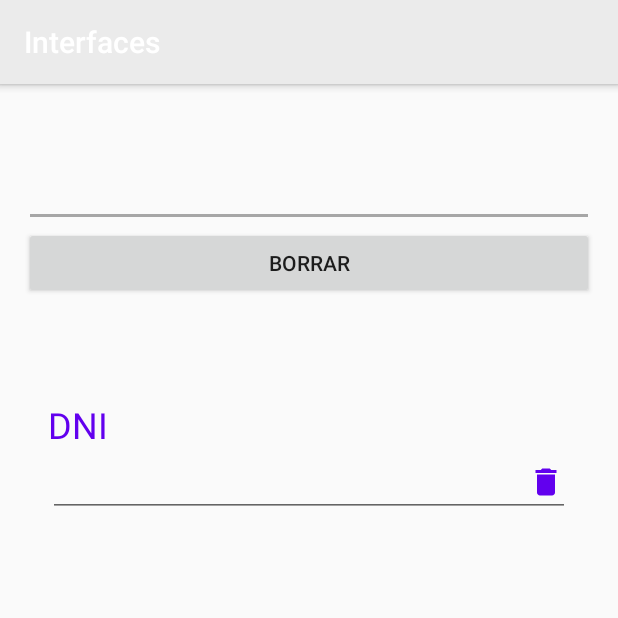
After one commit to ricardomorarey/Interface, an Android app: the Componentes screen opened directly, with no data from a screen before it, on a phone screen of 412 x 824 dp, the top half of it. The commit adds this screen. Run offline under Robolectric (Android 15) with nearby library versions, the light colour scheme and no system bars.

Commit message:
componente

```diff
--- a/app/src/main/AndroidManifest.xml
+++ b/app/src/main/AndroidManifest.xml
@@ -16,7 +16,9 @@
         android:roundIcon="@mipmap/ic_launcher_round"
         android:supportsRtl="true"
         android:theme="@style/AppTheme">
-        <activity android:name=".MisComponentes">
+        <activity android:name=".Componentes">
+            android:label="@string/app_name"
+            android:theme="@style/AppTheme2">
         </activity>
         <activity
             android:name=".ChicaLayout"
--- a/app/src/main/java/com/ricardo/interfaces/ChicaLayout.kt
+++ b/app/src/main/java/com/ricardo/interfaces/ChicaLayout.kt
@@ -16,8 +16,8 @@ class ChicaLayout : AppCompatActivity() {
         setContentView(R.layout.activity_chica_layout)
 
         floatingActionButton.setOnClickListener{ view ->
-            //val intent = Intent (this, MisComponentes::class.java)
-            //startActivity(intent)
+            val intent = Intent (this, Componentes::class.java)
+            startActivity(intent)
         }
 
     }
--- /dev/null
+++ b/app/src/main/java/com/ricardo/interfaces/Componentes.kt
@@ -0,0 +1,12 @@
+package com.ricardo.interfaces
+
+import androidx.appcompat.app.AppCompatActivity
+import android.os.Bundle
+
+class Componentes : AppCompatActivity() {
+
+    override fun onCreate(savedInstanceState: Bundle?) {
+        super.onCreate(savedInstanceState)
+        setContentView(R.layout.activity_componentes)
+    }
+}
--- a/app/src/main/java/com/ricardo/interfaces/MiComponente.kt
+++ b/app/src/main/java/com/ricardo/interfaces/MiComponente.kt
@@ -2,9 +2,11 @@ package com.ricardo.interfaces
 
 import android.content.Context
 import android.util.AttributeSet
-import android.view.View
+import android.widget.RelativeLayout
 
-class MiComponente(context: Context, attr: AttributeSet ): View(context, attr) {
+class MiComponente(context: Context, attrs: AttributeSet) : RelativeLayout(context, attrs){
 
-
+    init {
+        inflate(context, R.layout.email_validator, this)
+    }
 }
--- /dev/null
+++ b/app/src/main/java/com/ricardo/interfaces/MiNomponente2.kt
@@ -0,0 +1,12 @@
+package com.ricardo.interfaces
+
+import android.content.Context
+import android.util.AttributeSet
+import android.widget.LinearLayout
+
+class MiNomponente2 (context: Context, attrs: AttributeSet) : LinearLayout(context, attrs){
+
+    init {
+        inflate(context, R.layout.componente_dni, this)
+    }
+}
--- a/app/src/main/res/layout/activity_chica_layout.xml
+++ b/app/src/main/res/layout/activity_chica_layout.xml
@@ -25,12 +25,16 @@
             android:id="@+id/floatingActionButton"
             android:layout_width="wrap_content"
             android:layout_height="wrap_content"
+            android:layout_marginStart="8dp"
             android:layout_marginTop="8dp"
             android:layout_marginEnd="16dp"
             android:clickable="true"
             app:layout_constraintBottom_toBottomOf="@+id/imageView3"
             app:layout_constraintEnd_toEndOf="parent"
+            app:layout_constraintHorizontal_bias="1.0"
+            app:layout_constraintStart_toStartOf="parent"
             app:layout_constraintTop_toBottomOf="@+id/imageView3"
+            app:layout_constraintVertical_bias="0.593"
             app:srcCompat="@drawable/ic_launcher_inbox_bici_person_circle"
             tools:ignore="MissingConstraints"/>
 
--- /dev/null
+++ b/app/src/main/res/layout/activity_componentes.xml
@@ -0,0 +1,40 @@
+<?xml version="1.0" encoding="utf-8"?>
+<RelativeLayout
+    xmlns:android="http://schemas.android.com/apk/res/android"
+    xmlns:app="http://schemas.android.com/apk/res-auto"
+    xmlns:tools="http://schemas.android.com/tools"
+    android:layout_width="match_parent"
+    android:layout_height="match_parent"
+    tools:context=".Componentes">
+
+    <com.google.android.material.appbar.AppBarLayout
+        android:id="@+id/appbar"
+        android:layout_width="match_parent"
+        android:layout_height="wrap_content"
+        android:theme="@style/AppTheme.AppBarOverlay">
+
+        <androidx.appcompat.widget.Toolbar
+            android:id="@+id/toolbar"
+            android:layout_width="match_parent"
+            android:layout_height="?attr/actionBarSize"
+            android:background="@color/colorPrimaryDark"
+            app:popupTheme="@style/AppTheme.PopupOverlay"/>
+
+    </com.google.android.material.appbar.AppBarLayout>
+
+    <com.ricardo.interfaces.MiComponente
+        android:id="@+id/miComponente"
+        android:layout_width="match_parent"
+        android:layout_height="wrap_content"
+        android:layout_marginTop="70dp"
+        android:padding="16dp"/>
+
+    <com.ricardo.interfaces.MiNomponente2
+        android:id="@+id/miComponente2"
+        android:layout_width="match_parent"
+        android:layout_height="wrap_content"
+        android:layout_below="@+id/miComponente"
+        android:layout_marginTop="19dp"
+        android:padding="16dp"/>
+
+</RelativeLayout>
--- /dev/null
+++ b/app/src/main/res/layout/componente_dni.xml
@@ -0,0 +1,25 @@
+<?xml version="1.0" encoding="utf-8"?>
+<LinearLayout xmlns:android="http://schemas.android.com/apk/res/android"
+              android:layout_width="match_parent"
+              android:layout_height="wrap_content"
+              android:orientation="vertical"
+              android:padding="16dp">
+
+    <TextView
+        android:id="@+id/textView4"
+        android:layout_width="match_parent"
+        android:layout_height="wrap_content"
+        android:text="DNI"
+        android:textColor="@color/design_default_color_primary"
+        android:textSize="24sp"/>
+
+    <EditText
+        android:id="@+id/editText7"
+        android:layout_width="match_parent"
+        android:layout_height="wrap_content"
+        android:clickable="true"
+        android:drawableRight="@drawable/ic_baseline_delete_24px"
+        android:drawableTint="@color/design_default_color_primary"
+        android:ems="10"
+        android:inputType="number"/>
+</LinearLayout>
--- /dev/null
+++ b/app/src/main/res/layout/email_validator.xml
@@ -0,0 +1,23 @@
+<?xml version="1.0" encoding="utf-8"?>
+<RelativeLayout
+    android:layout_height="wrap_content"
+    android:layout_width="match_parent"
+    xmlns:android="http://schemas.android.com/apk/res/android">
+
+    <EditText
+        android:id="@+id/et_componente"
+        android:layout_alignParentTop="true"
+        android:layout_height="wrap_content"
+        android:layout_marginTop="20dp"
+        android:layout_width="fill_parent"
+        />
+
+    <Button
+        android:id="@+id/btn_componente"
+        android:layout_below="@+id/et_componente"
+        android:layout_height="wrap_content"
+        android:layout_width="match_parent"
+        android:text="Borrar"/>
+
+
+</RelativeLayout>
--- a/app/src/main/res/values/styles.xml
+++ b/app/src/main/res/values/styles.xml
@@ -1,4 +1,5 @@
 <resources>
+
 
     <!-- Base application theme. -->
     <style name="AppTheme" parent="Theme.AppCompat.Light.DarkActionBar">
@@ -7,6 +8,13 @@
         <item name="colorPrimaryDark">@color/colorPrimaryDark</item>
         <item name="colorAccent">@color/colorAccent</item>
         <item name="android:windowTranslucentNavigation">true</item>
+    </style>
+
+    <style name="AppTheme2" parent="Theme.AppCompat.Light.DarkActionBar">
+        <!-- Customize your theme here. -->
+        <item name="colorPrimary">@color/colorPrimary</item>
+        <item name="colorPrimaryDark">@color/colorPrimaryDark</item>
+        <item name="colorAccent">@color/colorAccent</item>
     </style>
 
     <style name="AppThemeTraslucent" parent="Theme.AppCompat.Light.DarkActionBar">
```
